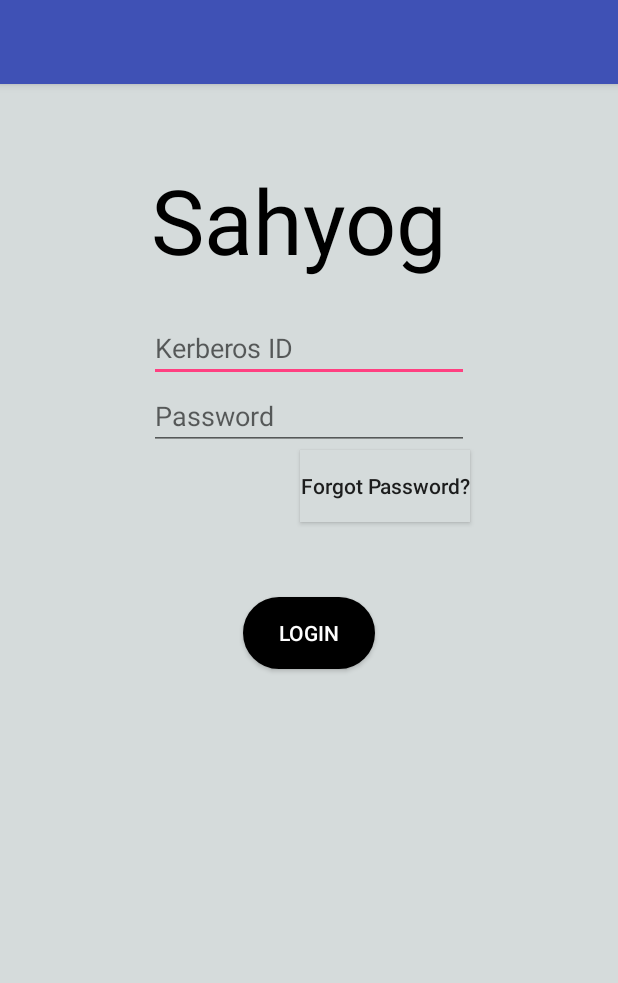
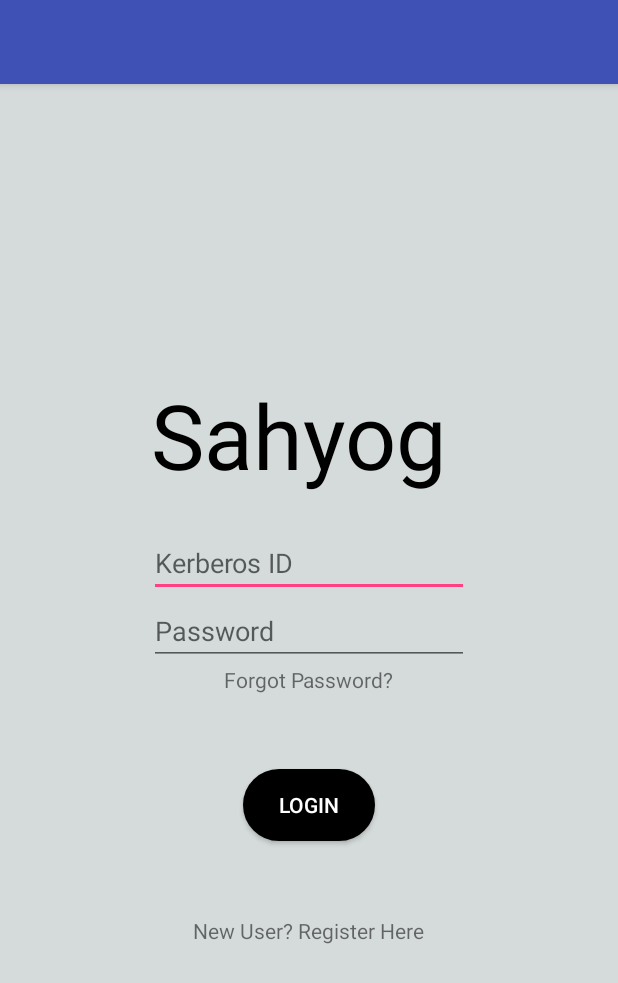
Before and after one commit to mnka1497/SahyogApp, an Android app: the screen it shows after launch (MainActivitySignIn), on a phone screen of 412 x 824 dp. Shown: the top 983 px of the screen. Run offline under Robolectric (Android 15) with nearby library versions, the phone set to English and light mode, and no system bars; our stand-ins replace Firebase (no records; nobody signed in at launch, a user with empty details on screens opened directly); 9 statements that could not run were skipped.

Commit message:
login layout changed

```diff
--- a/app/src/main/res/layout/content_main_activity_sign_in.xml
+++ b/app/src/main/res/layout/content_main_activity_sign_in.xml
@@ -8,12 +8,14 @@
     tools:context=".MainActivitySignIn"
     tools:showIn="@layout/activity_main_sign_in">
 
-<RelativeLayout xmlns:android="http://schemas.android.com/apk/res/android"
+<LinearLayout xmlns:android="http://schemas.android.com/apk/res/android"
     xmlns:tools="http://schemas.android.com/tools"
     android:layout_width="match_parent"
     android:layout_height="match_parent"
+    android:id="@+id/login_background"
     android:background="#D5DBDB"
-    android:id="@+id/login_background">
+    android:gravity="center"
+    android:orientation="vertical">
 
 
     <TextView
@@ -21,8 +23,6 @@
     android:layout_width="210dp"
     android:layout_height="103dp"
     android:text="Sahyog"
-    android:layout_centerHorizontal="true"
-    android:layout_marginTop="50dp"
     android:textColor="@android:color/black"
     android:textSize="60sp" />
 
@@ -32,8 +32,6 @@
     android:layout_height="wrap_content"
     android:ems="10"
     android:hint="Kerberos ID"
-    android:layout_centerHorizontal="true"
-    android:layout_below="@+id/title"
     android:inputType="textPersonName"
     android:selectAllOnFocus="false"
     android:singleLine="false" />
@@ -44,18 +42,12 @@
     android:layout_height="wrap_content"
     android:ems="10"
     android:hint="Password"
-    android:layout_centerHorizontal="true"
-    android:layout_below="@+id/userID"
     android:inputType="textPassword" />
 
-    <Button
+    <TextView
     android:id="@+id/forgotBtn"
     android:layout_width="wrap_content"
     android:layout_height="wrap_content"
-    android:background="#D5DBDB"
-    android:textAllCaps="false"
-    android:layout_marginLeft="200dp"
-    android:layout_below="@+id/password"
     android:text="Forgot Password?" />
 
     <Button
@@ -64,11 +56,15 @@
     android:layout_height="wrap_content"
     android:layout_margin="50dp"
     android:background="@drawable/login"
-    android:layout_centerHorizontal="true"
-    android:layout_below="@+id/forgotBtn"
     android:text="LOGIN"
     android:textColor="@android:color/white" />
 
-</RelativeLayout>
+    <TextView
+    android:id="@+id/newUser"
+    android:layout_width="wrap_content"
+    android:layout_height="wrap_content"
+    android:text="New User? Register Here" />
+
+</LinearLayout>
 
 </android.support.constraint.ConstraintLayout>
```
